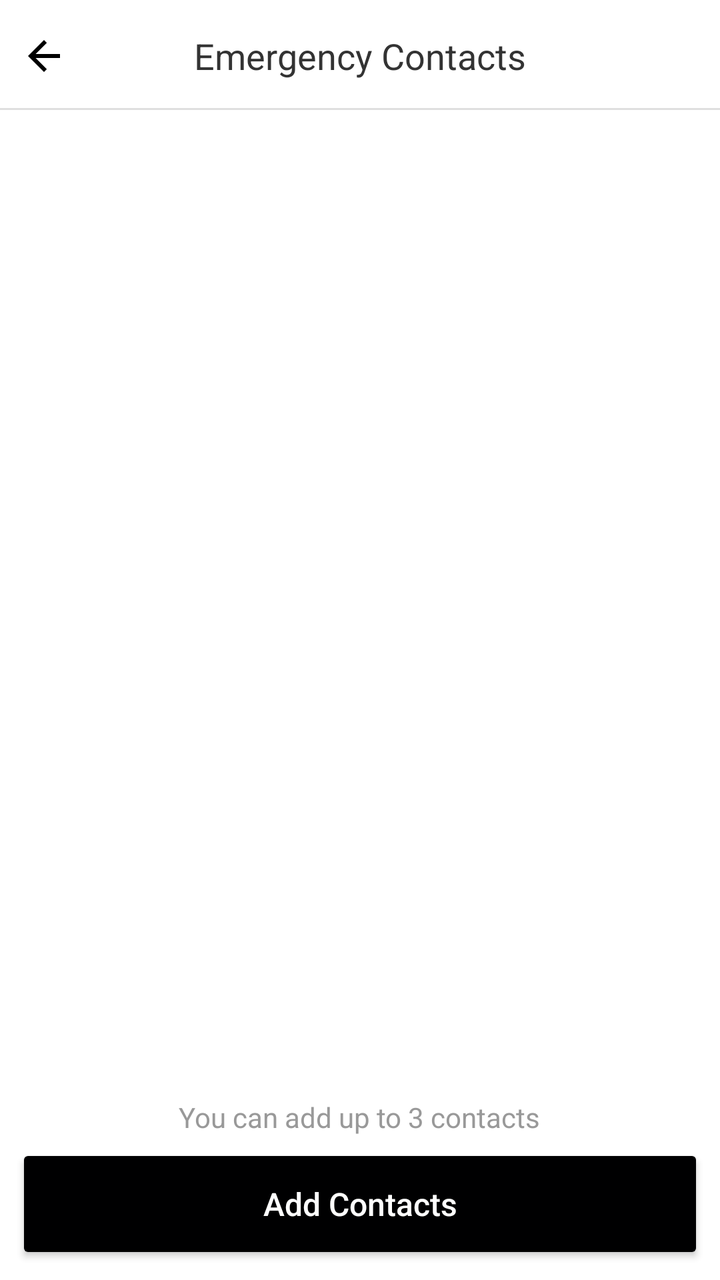
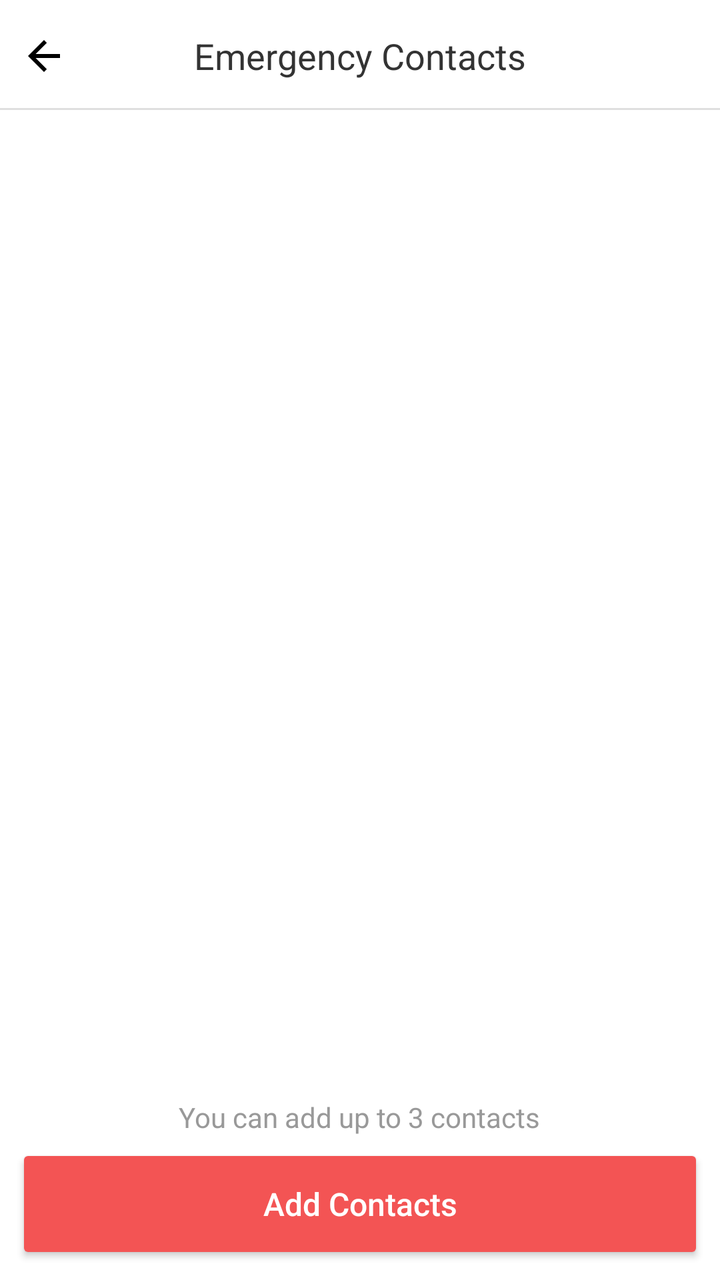

An Android layout rendered at two revisions. The XML below is the earlier revision; the diff shows what the commit changed to produce the second picture.
<!-- AndroidManifest.xml: application theme AppTheme -->
<!-- res/layout/sos__activity_main.xml -->
<?xml version="1.0" encoding="utf-8"?>
<RelativeLayout xmlns:android="http://schemas.android.com/apk/res/android"
    xmlns:app="http://schemas.android.com/apk/res-auto"
    android:layout_width="match_parent"
    android:layout_height="match_parent"
    android:background="@color/white"
    android:visibility="visible">

    <RelativeLayout
        android:id="@+id/toolbar"
        android:layout_width="match_parent"
        android:layout_height="?attr/actionBarSize">

        <androidx.appcompat.widget.AppCompatImageView
            android:layout_width="wrap_content"
            android:layout_height="wrap_content"
            android:layout_alignParentLeft="true"
            android:layout_centerInParent="true"
            android:padding="10dp"
            android:text="@string/emergency"
            android:textSize="@dimen/dp_18"
            android:id="@+id/back"
            app:srcCompat="@drawable/ic_arrow_back_black_24dp" />

        <androidx.appcompat.widget.AppCompatTextView
            android:layout_width="wrap_content"
            android:layout_height="wrap_content"
            android:layout_centerInParent="true"
            android:text="@string/emergency_contact"

            android:textColor="@color/colorPrimaryDark"
            android:textSize="@dimen/dp_18" />

        <androidx.appcompat.widget.AppCompatButton
            android:id="@+id/emergency"
            android:layout_width="wrap_content"
            android:layout_height="wrap_content"
            android:layout_alignParentRight="true"
            android:backgroundTint="@color/colorAccent"

            android:text="@string/emergency"
            android:textAllCaps="false"
            android:textColor="@color/white"
            android:visibility="gone" />

        <View
            android:layout_width="match_parent"
            android:layout_height="@dimen/dp_1"
            android:layout_alignParentBottom="true"
            android:layout_marginBottom="1dp"
            android:background="@color/colorLine" />
    </RelativeLayout>

    <androidx.recyclerview.widget.RecyclerView
        android:id="@+id/rv_contact_list"
        android:layout_width="match_parent"
        android:layout_height="match_parent"
        android:layout_above="@+id/extra_desc"
        android:layout_below="@+id/toolbar"
        android:background="@color/white" />

    <LinearLayout
        android:id="@+id/no_data_lay"
        android:layout_width="match_parent"
        android:layout_height="match_parent"
        android:layout_above="@+id/extra_desc"
        android:gravity="center"
        android:orientation="vertical"
        android:visibility="gone">

        <androidx.appcompat.widget.AppCompatImageView
            android:id="@+id/image"
            android:layout_width="130dp"
            android:layout_height="130dp"
            app:srcCompat="@drawable/ic_contact" />

        <TextView
            android:id="@+id/short_description"
            android:layout_width="wrap_content"
            android:layout_height="wrap_content"
            android:text="@string/sos_short_desc"
            android:textColor="@color/title_text_color"
            android:textSize="24sp" />

        <TextView
            android:id="@+id/long_description"
            android:layout_width="wrap_content"
            android:layout_height="wrap_content"
            android:layout_marginTop="10dp"
            android:gravity="center"
            android:paddingLeft="@dimen/padding_right_no_internet_connection_text"
            android:paddingRight="@dimen/padding_left_no_internet_connection_text"
            android:text="@string/sos_long_desc"
            android:textColor="@color/title_text_color"
            android:textSize="17sp" />

        <androidx.appcompat.widget.AppCompatButton
            android:layout_width="wrap_content"
            android:layout_height="wrap_content"
            android:layout_marginTop="40dp"
            android:background="@color/colorPrimary"
            android:text="Create"
            android:textColor="@color/white"
            android:visibility="gone" />
    </LinearLayout>

    <RelativeLayout
        android:id="@+id/extra_desc"
        android:layout_width="match_parent"
        android:layout_height="wrap_content"
        android:layout_alignParentBottom="true"
        android:layout_marginBottom="?attr/actionBarSize"
        android:gravity="center_horizontal"
        android:orientation="horizontal">

        <androidx.appcompat.widget.AppCompatImageView
            android:layout_width="20dp"
            android:layout_height="20dp"
            android:layout_centerVertical="true"
            android:visibility="gone" />

        <TextView
            android:id="@+id/more_info"
            android:layout_width="wrap_content"
            android:layout_height="wrap_content"
            android:gravity="center"
            android:padding="@dimen/padding_googleplay_text"
            android:layout_marginBottom="@dimen/padding_googleplay_text"
            android:text="@string/sos_more_info"
            android:textColor="@color/title_text_color" />
    </RelativeLayout>

    <RelativeLayout

        android:layout_width="match_parent"
        android:layout_height="wrap_content"
        android:layout_alignParentBottom="true"
        android:gravity="center_horizontal"
        android:orientation="horizontal"
        android:padding="@dimen/padding_googleplay_text">

        <androidx.core.widget.ContentLoadingProgressBar
            android:id="@+id/adding_progress"
            style="?android:attr/progressBarStyle"
            android:layout_width="wrap_content"
            android:layout_height="wrap_content"
            android:layout_gravity="center_horizontal"
            android:visibility="gone" />

        <androidx.appcompat.widget.AppCompatButton
            android:id="@+id/submit_button"
            android:layout_width="match_parent"
            android:layout_height="60dp"
            android:backgroundTint="@color/button_accept"
            android:text="@string/add_contacts"
            android:textAllCaps="false"
            android:textColor="@color/white"
            android:textSize="16sp"
            android:visibility="visible" />
    </RelativeLayout>

</RelativeLayout>
<!-- resources referenced by this layout -->
<resources>
  <color name="button_accept">#000001</color>
  <color name="colorAccent">#ee3324</color>
  <color name="colorLine">#dfdfdf</color>
  <color name="colorPrimary">#fff</color>
  <color name="colorPrimaryDark">#333333</color>
  <color name="title_text_color">#999999</color>
  <color name="white">#fff</color>
  <dimen name="dp_1">1dp</dimen>
  <dimen name="dp_18">18dp</dimen>
  <dimen name="padding_googleplay_text">8dp</dimen>
  <dimen name="padding_left_no_internet_connection_text">30dp</dimen>
  <dimen name="padding_right_no_internet_connection_text">30dp</dimen>
  <!-- drawable ic_arrow_back_black_24dp (drawable) -->
  <vector xmlns:android="http://schemas.android.com/apk/res/android"
          android:width="24dp"
          android:height="24dp"
          android:viewportWidth="24.0"
          android:viewportHeight="24.0">
      <path
          android:fillColor="#FF000000"
          android:pathData="M20,11H7.83l5.59,-5.59L12,4l-8,8 8,8 1.41,-1.41L7.83,13H20v-2z"/>
  </vector>
  <!-- drawable ic_contact: vector/xml drawable (drawable, 2687 chars, omitted) -->
  <string name="add_contacts">Add Contacts</string>
  <string name="emergency">Emergency</string>
  <string name="emergency_contact">Emergency Contacts</string>
  <string name="sos_long_desc">Alert your dear ones incase of emergency. Add them to your emergency contacts.</string>
  <string name="sos_more_info">You can add up to 3 contacts</string>
  <string name="sos_short_desc">Let\'s make travel safer...</string>
  <style name="AppTheme" parent="Theme.AppCompat.Light.DarkActionBar">
          
          <item name="colorPrimary">@color/colorPrimary</item>
          <item name="colorPrimaryDark">@color/colorPrimaryDark</item>
          <item name="colorAccent">@color/colorAccent</item>
      </style>
</resources>

<!-- the commit's change to res/layout/sos__activity_main.xml (unified diff, before → after) -->
@@ -1,6 +1,7 @@
 <?xml version="1.0" encoding="utf-8"?>
 <RelativeLayout xmlns:android="http://schemas.android.com/apk/res/android"
     xmlns:app="http://schemas.android.com/apk/res-auto"
+    xmlns:tools="http://schemas.android.com/tools"
     android:layout_width="match_parent"
     android:layout_height="match_parent"
     android:background="@color/white"
@@ -72,7 +73,8 @@
             android:id="@+id/image"
             android:layout_width="130dp"
             android:layout_height="130dp"
-            app:srcCompat="@drawable/ic_contact" />
+            app:srcCompat="@drawable/ic_contact"
+            tools:ignore="VectorDrawableCompat" />
 
         <TextView
             android:id="@+id/short_description"
<!-- resource entries referenced after the edit -->
@@ -1,6 +1,6 @@
 <!-- resources referenced by this layout -->
 <resources>
-  <color name="button_accept">#000001</color>
+  <color name="button_accept">#F35454</color>
   <color name="colorAccent">#ee3324</color>
   <color name="colorLine">#dfdfdf</color>
   <color name="colorPrimary">#fff</color>
